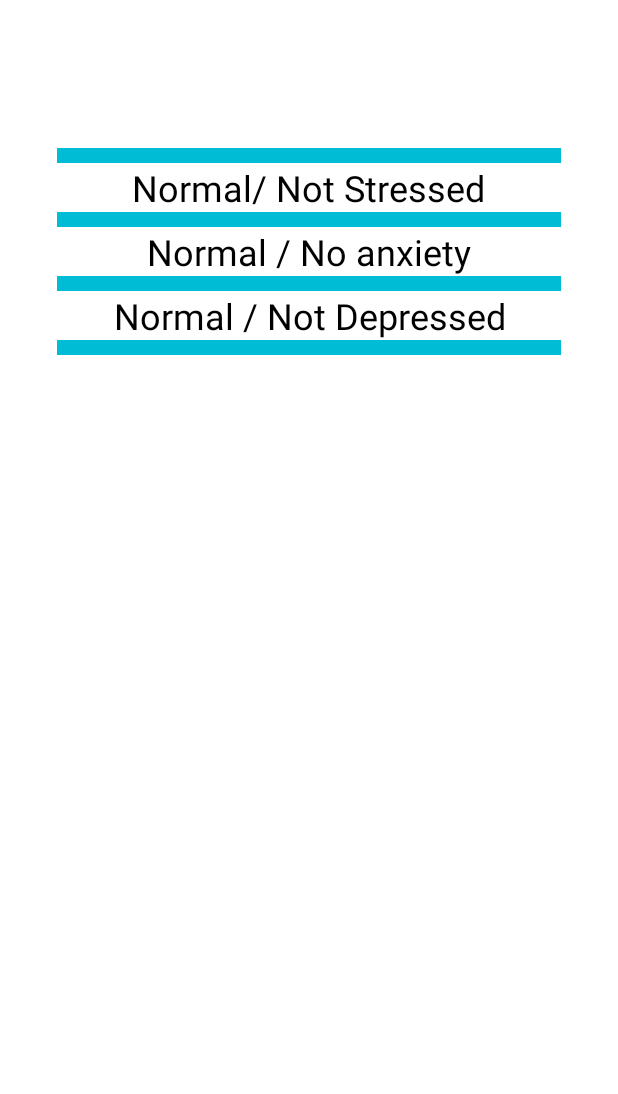
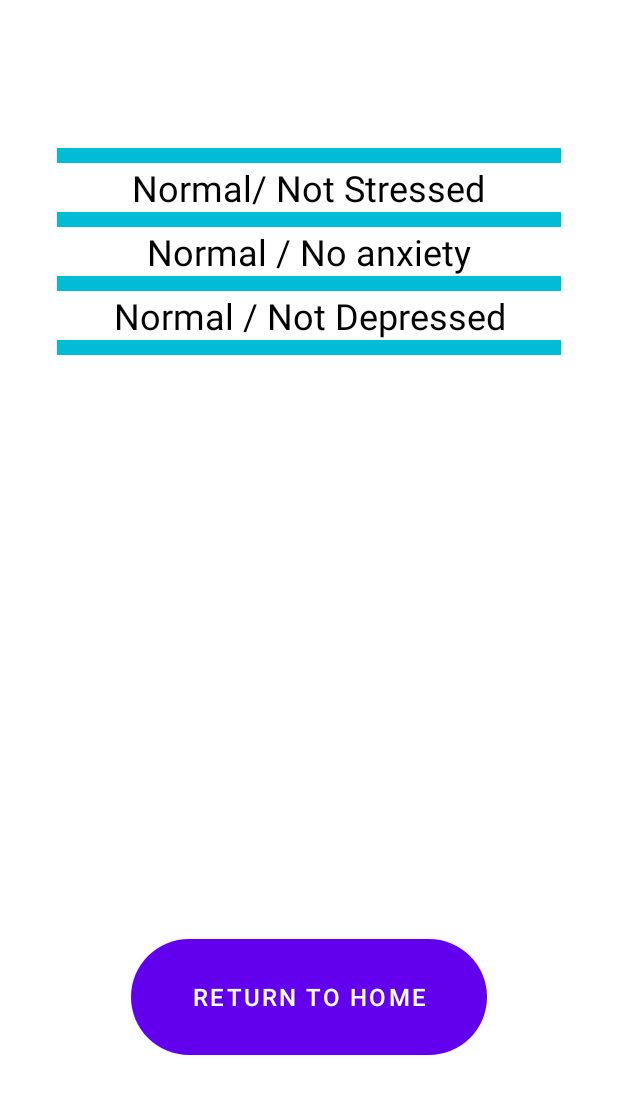
Before and after one commit to wc4you/WeCareForYou_1, an Android app: the ResultActivity screen opened directly, with no data from a screen before it, on a phone screen of 412 x 824 dp. Shown: the top 1094 px of the screen. Run offline under Robolectric (Android 15) with nearby library versions, the phone set to English and light mode, and no system bars; our stand-ins replace Firebase (no records; nobody signed in at launch, a user with empty details on screens opened directly).

Commit message:
commit 11

```diff
--- a/app/src/main/java/com/iabug/wecareforyou/ResultActivity.java
+++ b/app/src/main/java/com/iabug/wecareforyou/ResultActivity.java
@@ -14,7 +14,10 @@ import static com.iabug.wecareforyou.SignUpActivity.userid;
 
 import androidx.appcompat.app.AppCompatActivity;
 
+import android.content.Intent;
 import android.os.Bundle;
+import android.view.View;
+import android.widget.Button;
 import android.widget.TextView;
 
 import com.google.firebase.auth.FirebaseAuth;
@@ -32,6 +35,7 @@ public class ResultActivity extends AppCompatActivity {
     private FirebaseAuth auth;
     String userif;
     String resstore;
+    Button rethom;
     @Override
     protected void onCreate(Bundle savedInstanceState) {
         super.onCreate(savedInstanceState);
@@ -39,6 +43,7 @@ public class ResultActivity extends AppCompatActivity {
         result = findViewById(R.id.textView);
         result2 = findViewById(R.id.textView2);
         result3 = findViewById(R.id.textView5);
+        rethom=(Button)findViewById(R.id.button2);
         res = res * 2;
         resa = resa * 2;
         resd = resd * 2;
@@ -142,6 +147,13 @@ public class ResultActivity extends AppCompatActivity {
         res=0;
         resa=0;
         resd=0;
+        rethom.setOnClickListener(new View.OnClickListener() {
+            @Override
+            public void onClick(View view) {
+                Intent intent=new Intent(ResultActivity.this,HomeActivity.class);
+                startActivity(intent);
+            }
+        });
 
         }
 
--- a/app/src/main/res/layout/activity_music.xml
+++ b/app/src/main/res/layout/activity_music.xml
@@ -108,8 +108,8 @@
 
         <TextView
             android:id="@+id/instrumentaltxt"
-            android:layout_width="146dp"
-            android:layout_height="wrap_content"
+            android:layout_width="173dp"
+            android:layout_height="71dp"
             android:layout_marginTop="10dp"
             android:gravity="center"
             android:text="Instrumental Sounds"
--- a/app/src/main/res/layout/activity_result.xml
+++ b/app/src/main/res/layout/activity_result.xml
@@ -8,6 +8,7 @@
     tools:context=".ResultActivity">
 
     <ScrollView
+        android:id="@+id/scrollView2"
         android:layout_width="wrap_content"
         android:layout_height="wrap_content"
         android:gravity="center"
@@ -71,4 +72,22 @@
                 android:background="#00BCD4" />
         </LinearLayout>
     </ScrollView>
+
+    <Button
+        android:id="@+id/button2"
+        android:layout_width="237dp"
+        android:layout_height="77dp"
+        android:layout_alignParentStart="true"
+        android:layout_alignParentEnd="true"
+        android:layout_alignParentBottom="true"
+        android:layout_marginTop="12dp"
+        android:background="@drawable/roundedbutton"
+        android:padding="10dp"
+        android:text="Return To Home"
+        android:textSize="16sp"
+        app:layout_constraintBottom_toBottomOf="parent"
+        app:layout_constraintEnd_toEndOf="parent"
+        app:layout_constraintStart_toStartOf="parent"
+        app:layout_constraintTop_toBottomOf="@+id/scrollView2"
+        app:layout_constraintVertical_bias="0.758" />
 </androidx.constraintlayout.widget.ConstraintLayout>
```
Also changed, not shown: app/src/main/res/layout/activity_home.xml (+7 -10 lines), app/src/main/res/drawable/todo.png.
